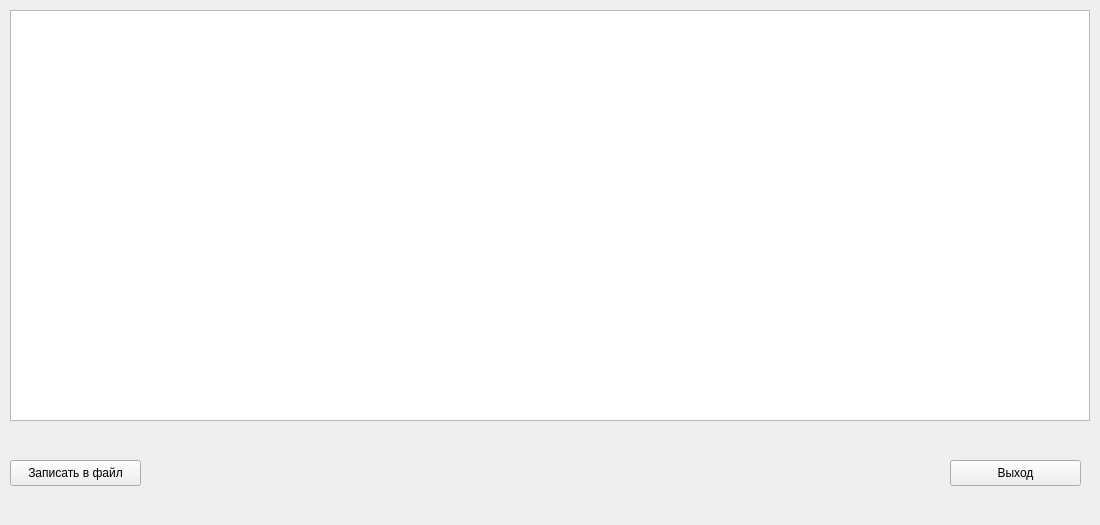
First picture: the form in forminformationresourcescosts.ui, repository Factotum8/OKOIB_1, before the edit.
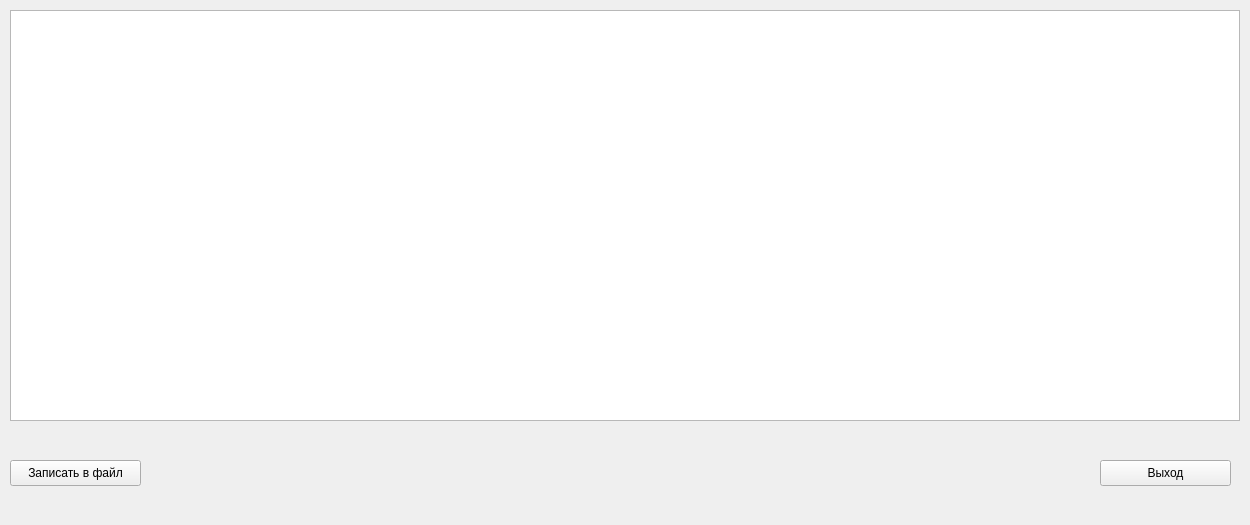
Second picture: the form after the edit.

Commit message: yhegvcfjkwegvarlfhar;vjpoi

Diff of the .ui file:
```diff
--- a/forminformationresourcescosts.ui
+++ b/forminformationresourcescosts.ui
@@ -6,7 +6,7 @@
    <rect>
     <x>0</x>
     <y>0</y>
-    <width>1100</width>
+    <width>1250</width>
     <height>525</height>
    </rect>
   </property>
@@ -18,7 +18,7 @@
     <rect>
      <x>10</x>
      <y>10</y>
-     <width>1080</width>
+     <width>1230</width>
      <height>411</height>
     </rect>
    </property>
@@ -39,7 +39,7 @@
   <widget class="QPushButton" name="exit">
    <property name="geometry">
     <rect>
-     <x>950</x>
+     <x>1100</x>
      <y>460</y>
      <width>131</width>
      <height>26</height>
```
The commit also changes 2 other files.
